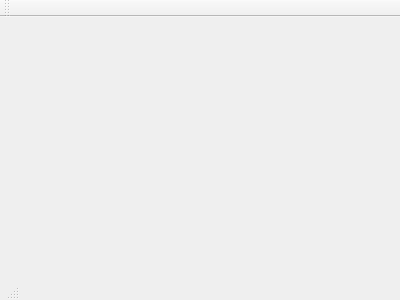
Above: boom/mainwindow.ui from Abay11/bank2 before the change. Below: the same form after it.
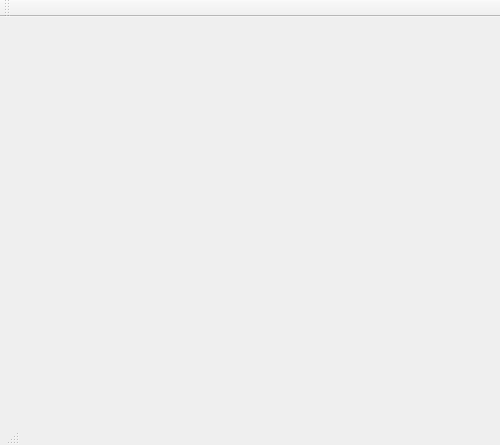
That is the form after the change.

The edit to the form file:
```diff
--- a/boom/mainwindow.ui
+++ b/boom/mainwindow.ui
@@ -9,12 +9,12 @@
    <rect>
     <x>0</x>
     <y>0</y>
-    <width>400</width>
-    <height>300</height>
+    <width>500</width>
+    <height>445</height>
    </rect>
   </property>
   <property name="sizePolicy">
-   <sizepolicy hsizetype="Fixed" vsizetype="Preferred">
+   <sizepolicy hsizetype="Expanding" vsizetype="Expanding">
     <horstretch>0</horstretch>
     <verstretch>0</verstretch>
    </sizepolicy>
@@ -24,7 +24,7 @@
   </property>
   <widget class="QWidget" name="centralWidget">
    <property name="sizePolicy">
-    <sizepolicy hsizetype="Fixed" vsizetype="Preferred">
+    <sizepolicy hsizetype="Expanding" vsizetype="Expanding">
      <horstretch>0</horstretch>
      <verstretch>0</verstretch>
     </sizepolicy>
```
Left out of the diff: 2 changed lines with no effect on the pictures.
